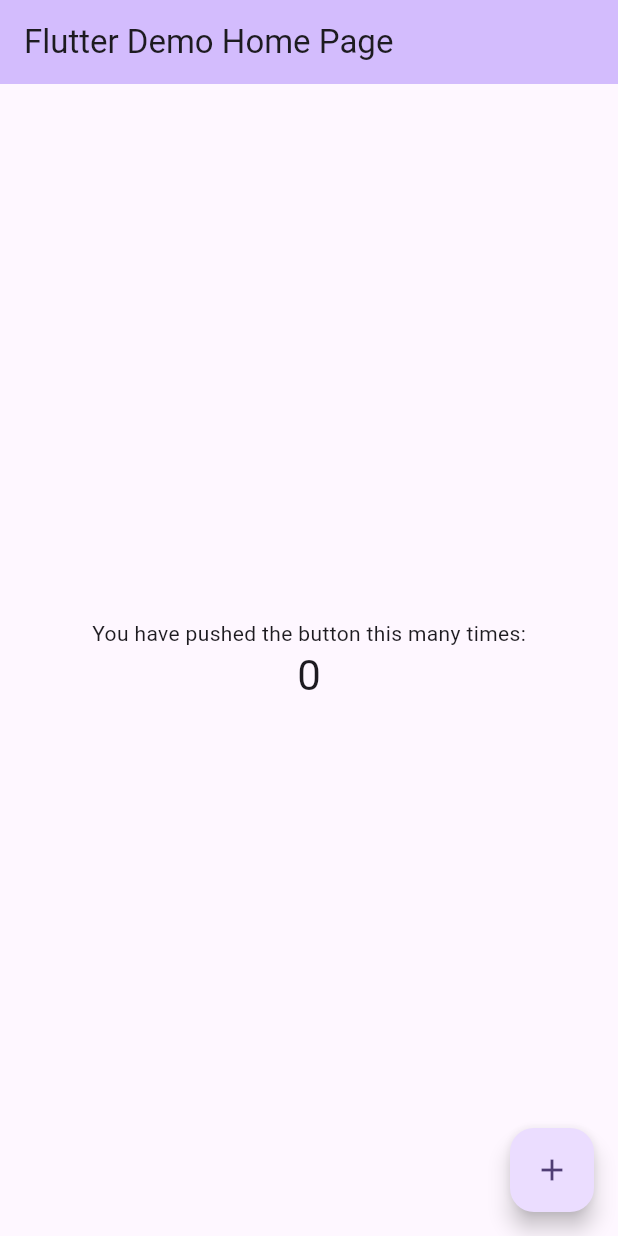
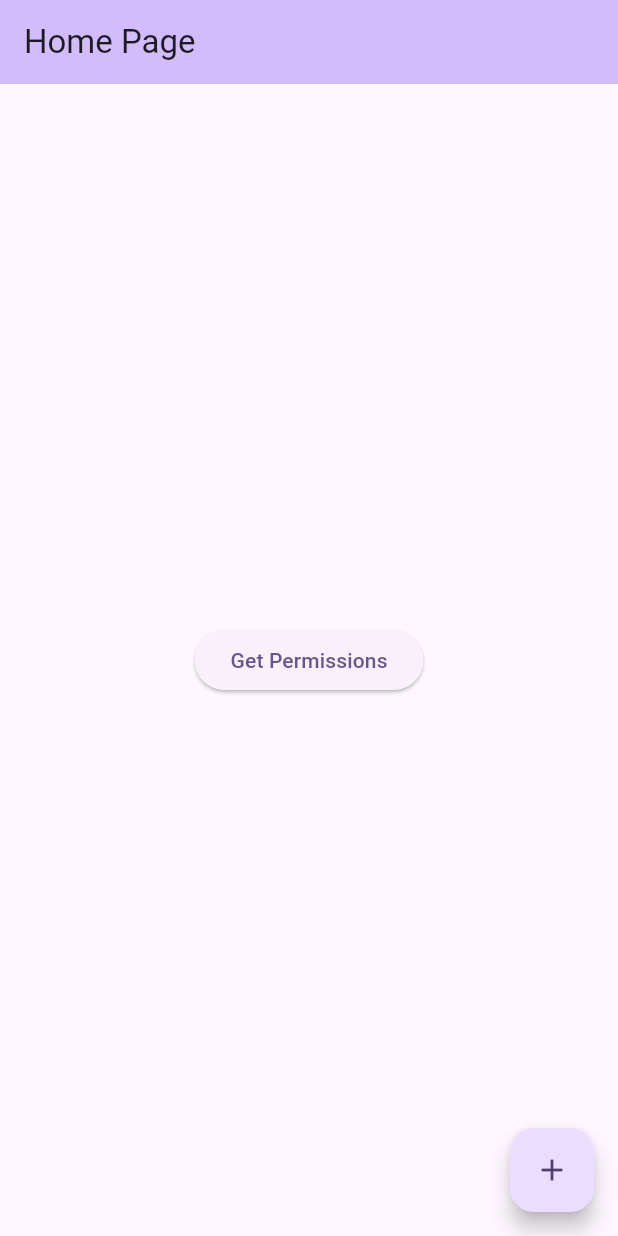
Before and after one commit to aceeedev/car_bt_actions, a Flutter app: the screen it shows after launch, on a phone screen of 412 x 824 dp. Run offline on Flutter 3.47's test engine with Material 2 defaults, Android fonts, the phone set to English and light mode, and no system bars; our stand-ins replace flutter_bluetooth_serial, permission_handler.

Commit message:
Added bt discoverability and permissions

```diff
--- a/lib/app.dart
+++ b/lib/app.dart
@@ -12,7 +12,7 @@ class App extends StatelessWidget {
         colorScheme: ColorScheme.fromSeed(seedColor: Colors.deepPurple),
         useMaterial3: true,
       ),
-      home: const HomePage(title: 'Flutter Demo Home Page'),
+      home: const HomePage(),
     );
   }
 }
--- a/lib/pages/home_page.dart
+++ b/lib/pages/home_page.dart
@@ -1,8 +1,9 @@
 import 'package:flutter/material.dart';
+import 'package:permission_handler/permission_handler.dart';
+import 'package:car_bt_actions/pages/discovery_page.dart';
 
 class HomePage extends StatefulWidget {
-  const HomePage({super.key, required this.title});
-  final String title;
+  const HomePage({super.key});
 
   @override
   State<HomePage> createState() => _HomePageState();
@@ -11,10 +12,17 @@ class HomePage extends StatefulWidget {
 class _HomePageState extends State<HomePage> {
   int _counter = 0;
 
+  @override
+  void initState() {
+    super.initState();
+  }
+
   void _incrementCounter() {
-    setState(() {
-      _counter++;
-    });
+    Navigator.of(context).push(
+      MaterialPageRoute(
+        builder: (context) => const DiscoveryPage(),
+      ),
+    );
   }
 
   @override
@@ -22,19 +30,15 @@ class _HomePageState extends State<HomePage> {
     return Scaffold(
       appBar: AppBar(
         backgroundColor: Theme.of(context).colorScheme.inversePrimary,
-        title: Text(widget.title),
+        title: const Text('Home Page'),
       ),
       body: Center(
         child: Column(
           mainAxisAlignment: MainAxisAlignment.center,
           children: <Widget>[
-            const Text(
-              'You have pushed the button this many times:',
-            ),
-            Text(
-              '$_counter',
-              style: Theme.of(context).textTheme.headlineMedium,
-            ),
+            ElevatedButton(
+                onPressed: () async => await askForPermissions(),
+                child: const Text('Get Permissions'))
           ],
         ),
       ),
@@ -45,4 +49,20 @@ class _HomePageState extends State<HomePage> {
       ),
     );
   }
+
+  Future askForPermissions() async {
+    List<Permission> permissionList = [
+      Permission.bluetoothConnect,
+      Permission.bluetoothScan,
+    ];
+
+    for (Permission permission in permissionList) {
+      var status = await permission.status;
+
+      // check if user has enable the permission
+      if (!status.isGranted) {
+        await permission.request();
+      }
+    }
+  }
 }
--- a/pubspec.yaml
+++ b/pubspec.yaml
@@ -35,6 +35,8 @@ dependencies:
   # The following adds the Cupertino Icons font to your application.
   # Use with the CupertinoIcons class for iOS style icons.
   cupertino_icons: ^1.0.2
+  flutter_bluetooth_serial: ^0.4.0
+  permission_handler: ^10.3.0
 
 dev_dependencies:
   flutter_test:
```
Also changed, not shown: lib/pages/discovery_page.dart (added, +108 -0 lines), pubspec.lock, 3 other files.
